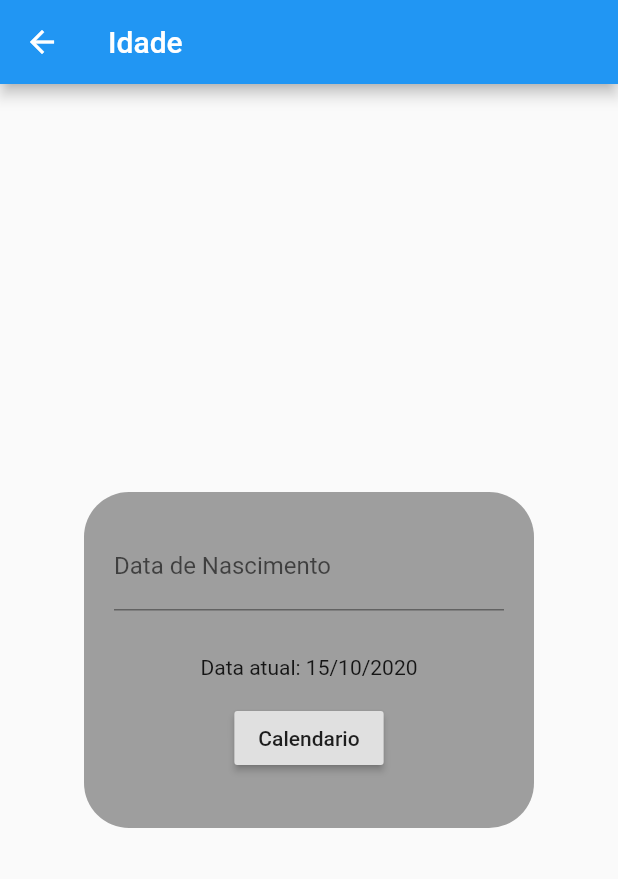
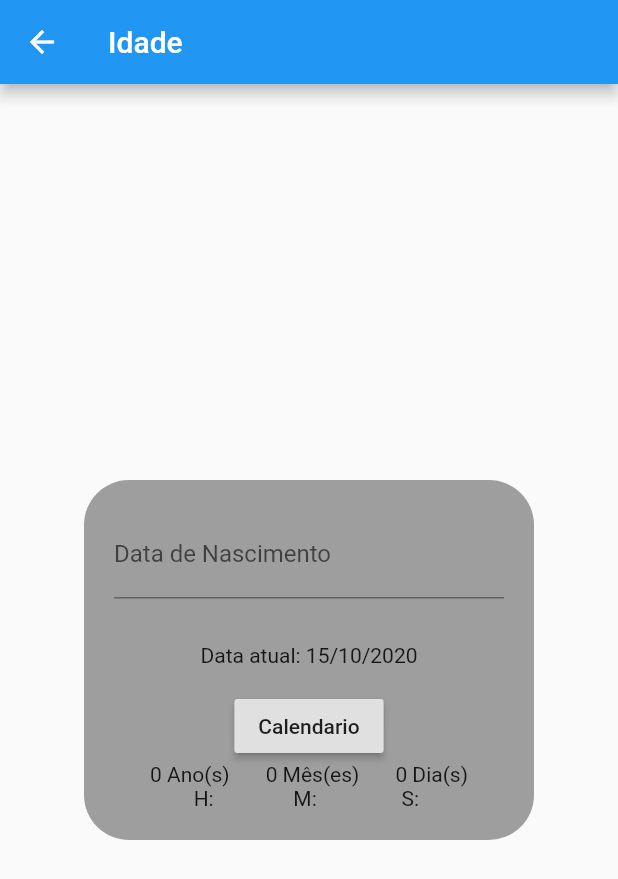
Before and after one commit to GuilhermeNepomuceno/cronometro_idade, a Flutter app: the screen it shows after launch, after a tap on the "navigate next" icon, on a phone screen of 412 x 824 dp. Shown: the top 879 px of the screen. Run offline on Flutter 3.47's test engine with Material 2 defaults, Android fonts, the phone set to English and light mode, and no system bars.

Commit message:
Calculo dos anos, mêses e dias

```diff
--- a/lib/CalculoIdade.dart
+++ /dev/null
@@ -1,93 +0,0 @@
-import 'package:flutter/material.dart';
-import 'package:intl/intl.dart';
-
-class CalculoIdade extends StatefulWidget {
-  @override
-  _CalculoIdadeState createState() => _CalculoIdadeState();
-}
-
-class _CalculoIdadeState extends State<CalculoIdade> {
-  final _inData = GlobalKey<FormFieldState>();
-  final _formKey = GlobalKey<FormState>();
-  final _scaKey = GlobalKey<ScaffoldState>();
-  final _controle = TextEditingController();
-  var _dataAtual = new DateFormat('d/M/y').format(new DateTime.now());
-  DateTime _dta;
-  String _dataTxt = '';
-
-  void limpar() {
-    _controle.dispose();
-    super.dispose();
-  }
-
-  @override
-  Widget build(BuildContext context) {
-    return Container(
-      child: Scaffold(
-        key: _scaKey,
-        appBar: AppBar(
-          title: Text('Idade'),
-        ),
-        body: Center(
-            child: Container(
-                padding: EdgeInsets.all(20),
-                //margin: EdgeInsets.all(10),
-                width: 300.0,
-                child: Form(
-                  key: _formKey,
-                  child: Column(
-                    mainAxisSize: MainAxisSize.min,
-                    mainAxisAlignment: MainAxisAlignment.center,
-                    children: [
-                      TextFormField(
-                        //key: _inData,
-                        controller: _controle,
-                        readOnly: true,
-                        onTap: () => calendario(context),
-                        decoration: InputDecoration(
-                            //hintText: 'Data de Nascimento',
-                            labelText: 'Data de Nascimento'),
-
-                        //initialValue: 'teste',
-                      ),
-                      Container(
-                        padding: EdgeInsets.only(top: 30, bottom: 15),
-                        child: Text('Data atual: $_dataAtual'),
-                      ),
-                      RaisedButton(
-                        onPressed: () => calendario(context),
-                        child: Text('Calendario'),
-                      ),
-                      Container(
-                        child: Text(_dataTxt),
-                      )
-                    ],
-                  ),
-                ),
-                decoration: BoxDecoration(
-                    borderRadius: BorderRadius.circular(30),
-                    color: Colors.grey[500]))),
-      ),
-    );
-  }
-
-  Future calendario(context) async {
-    _dta = await showDatePicker(
-        context: context,
-        initialDate: DateTime.now(),
-        firstDate: DateTime(1920),
-        lastDate: DateTime.now());
-    _controle.text = _dta.toString();
-    print(_controle.text);
-    //_inData.currentState.setValue(dta.year.toString());
-    print(_inData.currentState.value);
-    calculoIdade();
-    //print(dta.toLocal());
-  }
-
-  void calculoIdade() {
-    setState(() {
-      _dataTxt = _dta.difference(new DateTime.now()).toString();
-    });
-  }
-}
--- a/lib/main.dart
+++ b/lib/main.dart
@@ -1,7 +1,7 @@
 import 'dart:async';
 
 import 'package:flutter/material.dart';
-import 'CalculoIdade.dart';
+import 'tempoVida.dart';
 
 void main() {
   //runApp(MyApp());
@@ -133,7 +133,7 @@ class _MyHomePageState extends State<MyHomePage> {
                                   thickness: 5.0,
                                   color: Colors.grey[200],
                                 ),
-                                Text('Min')
+                                Text('Min'),
                               ],
                               mainAxisAlignment: MainAxisAlignment.center,
                             ),
@@ -186,7 +186,7 @@ class _MyHomePageState extends State<MyHomePage> {
               RaisedButton(
                 onPressed: () {
                   Navigator.push(context,
-                      MaterialPageRoute(builder: (context) => CalculoIdade()));
+                      MaterialPageRoute(builder: (context) => TempoDeVida()));
                 },
                 child: Icon(Icons.navigate_next),
               )
--- /dev/null
+++ b/lib/tempoVida.dart
@@ -0,0 +1,122 @@
+import 'package:flutter/material.dart';
+import 'package:intl/intl.dart';
+
+class TempoDeVida extends StatefulWidget {
+  @override
+  _TempoDeVidaState createState() => _TempoDeVidaState();
+}
+
+class _TempoDeVidaState extends State<TempoDeVida> {
+  final _controle = TextEditingController();
+  DateTime _dataAtual = DateTime.now();
+  DateTime _dataPicker;
+  Duration _dataTxt;
+  Map<String, int> _idade = {
+    'anos': 0,
+    'meses': 0,
+    'dias': 0,
+    'horas': 0,
+    'minutos': 0,
+    'segundos': 0
+  };
+
+  void limpar() {
+    _controle.dispose();
+    super.dispose();
+  }
+
+  @override
+  Widget build(BuildContext context) {
+    return Container(
+      child: Scaffold(
+        appBar: AppBar(
+          title: Text('Idade'),
+        ),
+        body: Center(
+            child: Container(
+                padding: EdgeInsets.all(20),
+                //margin: EdgeInsets.all(10),
+                width: 300.0,
+                child: Form(
+                  child: Column(
+                    mainAxisSize: MainAxisSize.min,
+                    mainAxisAlignment: MainAxisAlignment.center,
+                    children: [
+                      TextFormField(
+                        //key: _inData,
+                        controller: _controle,
+                        readOnly: true,
+                        onTap: () => calendario(context),
+                        decoration:
+                            InputDecoration(labelText: 'Data de Nascimento'),
+
+                        //initialValue: 'teste',
+                      ),
+                      Container(
+                        padding: EdgeInsets.only(top: 30, bottom: 15),
+                        child: Text(
+                            'Data atual: ${DateFormat('d/M/y').format(_dataAtual)}'),
+                      ),
+                      RaisedButton(
+                        onPressed: () => calendario(context),
+                        child: Text('Calendario'),
+                      ),
+                      Container(
+                          //child: Text(_dataTxt),
+                          ),
+                      Container(
+                        child: Column(
+                          children: [
+                            Row(
+                              mainAxisAlignment: MainAxisAlignment.spaceEvenly,
+                              children: [
+                                Text('${_idade['anos'] ?? ''} Ano(s)'),
+                                Text('${_idade['meses'] ?? ''} Mês(es)'),
+                                Text('${_idade['dias'] ?? ''} Dia(s)'),
+                              ],
+                            ),
+                            Row(
+                              mainAxisAlignment: MainAxisAlignment.spaceEvenly,
+                              children: [Text('H:'), Text('M: '), Text('S: ')],
+                            ),
+                          ],
+                        ),
+                      )
+                    ],
+                  ),
+                ),
+                decoration: BoxDecoration(
+                    borderRadius: BorderRadius.circular(30),
+                    color: Colors.grey[500]))),
+      ),
+    );
+  }
+
+  Future calendario(context) async {
+    _dataPicker = await showDatePicker(
+        context: context,
+        initialDate: _dataPicker == null ? DateTime.now() : _dataPicker,
+        firstDate: DateTime(1920),
+        lastDate: DateTime.now());
+
+    _controle.text = DateFormat('d/M/y').format(_dataPicker);
+
+    _dataTxt = DateTime.now().difference(_dataPicker);
+
+    calcularDiferenca(_dataTxt);
+  }
+
+  void calcularDiferenca(Duration diferencaIdade) {
+    print(diferencaIdade);
+    print(diferencaIdade.inDays);
+    _idade['anos'] = _dataAtual.year - _dataPicker.year;
+    _dataPicker.month > _dataAtual.month
+        ? {_idade['meses'] = _dataAtual.month, _idade['anos'] -= 1}
+        : _idade['meses'] = (_dataAtual.month - _dataPicker.month);
+    _dataPicker.day > _dataAtual.day
+        ? _idade['dias'] = _dataAtual.day
+        : _idade['dias'] = _dataAtual.day - _dataPicker.day;
+
+    setState(() {});
+  }
+}
```
